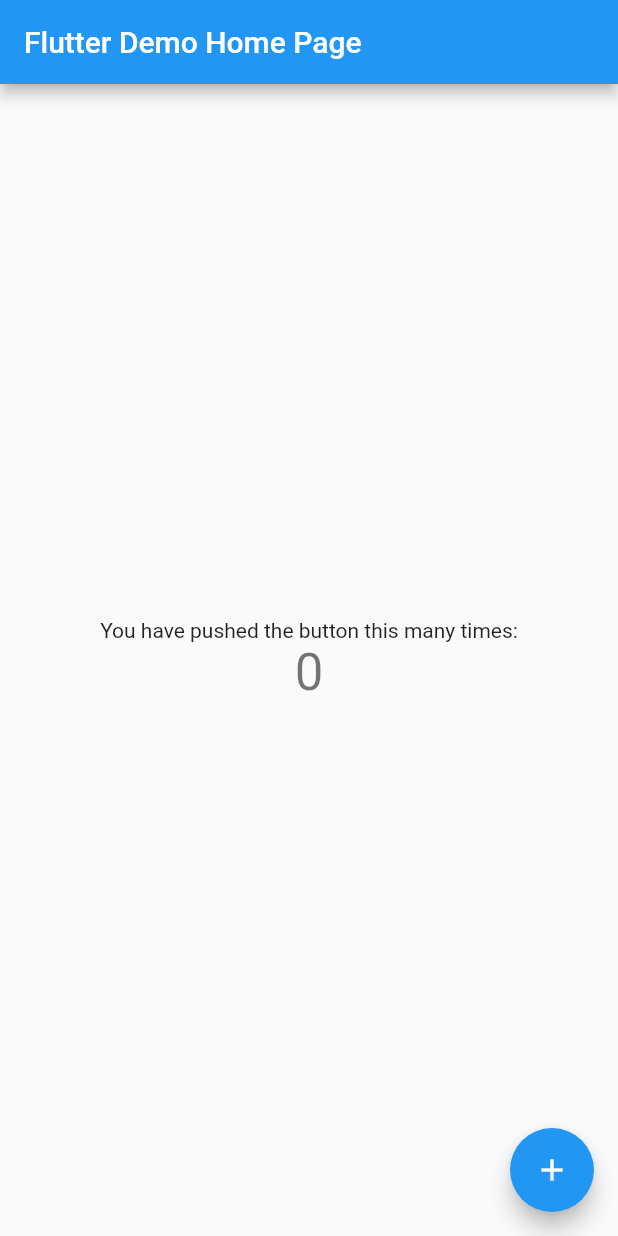
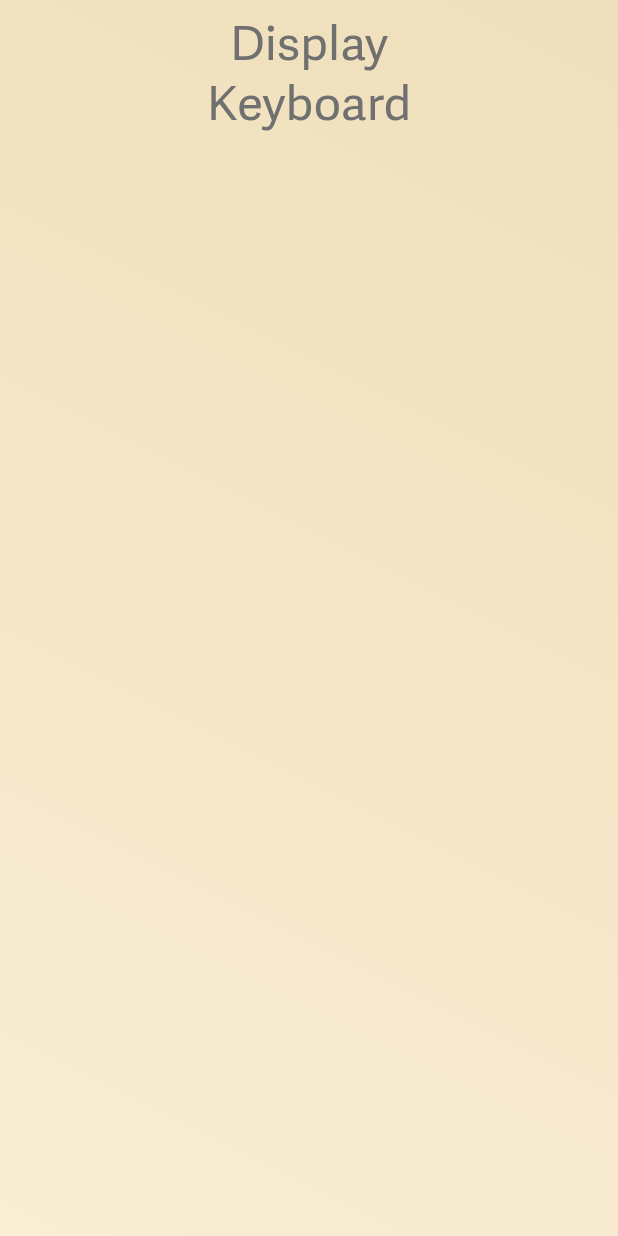
Before and after one commit to danylo-macelai/retro_calculator, a Flutter app: the screen it shows after launch, on a phone screen of 412 x 824 dp. Run offline on Flutter 3.47's test engine with Material 2 defaults, Android fonts, the phone set to English and light mode, and no system bars.

Commit message:
Added assets retro_calculator

```diff
--- a/lib/main.dart
+++ b/lib/main.dart
@@ -1,117 +1,46 @@
 import 'package:flutter/material.dart';
+import 'package:flutter/services.dart';
+
+import 'package:retro_calculator/screens/calculator_screen.dart';
+import 'package:retro_calculator/utils/constant.dart';
 
 void main() {
   runApp(MyApp());
 }
 
 class MyApp extends StatelessWidget {
-  // This widget is the root of your application.
   @override
   Widget build(BuildContext context) {
+    SystemChrome.setSystemUIOverlayStyle(SystemUiOverlayStyle(
+      statusBarColor: Colors.transparent,
+    ));
+    SystemChrome.setPreferredOrientations([
+      DeviceOrientation.portraitUp,
+    ]);
     return MaterialApp(
-      title: 'Flutter Demo',
+      debugShowCheckedModeBanner: false,
+      title: 'Retro Calculator',
       theme: ThemeData(
-        // This is the theme of your application.
-        //
-        // Try running your application with "flutter run". You'll see the
-        // application has a blue toolbar. Then, without quitting the app, try
-        // changing the primarySwatch below to Colors.green and then invoke
-        // "hot reload" (press "r" in the console where you ran "flutter run",
-        // or simply save your changes to "hot reload" in a Flutter IDE).
-        // Notice that the counter didn't reset back to zero; the application
-        // is not restarted.
+        visualDensity: VisualDensity.adaptivePlatformDensity,
         primarySwatch: Colors.blue,
-        // This makes the visual density adapt to the platform that you run
-        // the app on. For desktop platforms, the controls will be smaller and
-        // closer together (more dense) than on mobile platforms.
-        visualDensity: VisualDensity.adaptivePlatformDensity,
+        primaryColor: mPrimaryColor,
+        accentColor: mAccentColor,
+        scaffoldBackgroundColor: mBackgroundColor,
+        fontFamily: 'AdelleSans',
+        textTheme: ThemeData.light().textTheme.copyWith(
+              bodyText2: TextStyle(
+                fontSize: 32.0,
+                color: Color(0XFF707070),
+                fontWeight: FontWeight.w400,
+              ),
+            ),
+        appBarTheme: ThemeData.light().appBarTheme.copyWith(
+              color: Colors.transparent,
+              brightness: Brightness.light,
+              elevation: 0,
+            ),
       ),
-      home: MyHomePage(title: 'Flutter Demo Home Page'),
+      home: CalculatorScreen(),
     );
   }
 }
-
-class MyHomePage extends StatefulWidget {
-  MyHomePage({Key key, this.title}) : super(key: key);
-
-  // This widget is the home page of your application. It is stateful, meaning
-  // that it has a State object (defined below) that contains fields that affect
-  // how it looks.
-
-  // This class is the configuration for the state. It holds the values (in this
-  // case the title) provided by the parent (in this case the App widget) and
-  // used by the build method of the State. Fields in a Widget subclass are
-  // always marked "final".
-
-  final String title;
-
-  @override
-  _MyHomePageState createState() => _MyHomePageState();
-}
-
-class _MyHomePageState extends State<MyHomePage> {
-  int _counter = 0;
-
-  void _incrementCounter() {
-    setState(() {
-      // This call to setState tells the Flutter framework that something has
-      // changed in this State, which causes it to rerun the build method below
-      // so that the display can reflect the updated values. If we changed
-      // _counter without calling setState(), then the build method would not be
-      // called again, and so nothing would appear to happen.
-      _counter++;
-    });
-  }
-
-  @override
-  Widget build(BuildContext context) {
-    // This method is rerun every time setState is called, for instance as done
-    // by the _incrementCounter method above.
-    //
-    // The Flutter framework has been optimized to make rerunning build methods
-    // fast, so that you can just rebuild anything that needs updating rather
-    // than having to individually change instances of widgets.
-    return Scaffold(
-      appBar: AppBar(
-        // Here we take the value from the MyHomePage object that was created by
-        // the App.build method, and use it to set our appbar title.
-        title: Text(widget.title),
-      ),
-      body: Center(
-        // Center is a layout widget. It takes a single child and positions it
-        // in the middle of the parent.
-        child: Column(
-          // Column is also a layout widget. It takes a list of children and
-          // arranges them vertically. By default, it sizes itself to fit its
-          // children horizontally, and tries to be as tall as its parent.
-          //
-          // Invoke "debug painting" (press "p" in the console, choose the
-          // "Toggle Debug Paint" action from the Flutter Inspector in Android
-          // Studio, or the "Toggle Debug Paint" command in Visual Studio Code)
-          // to see the wireframe for each widget.
-          //
-          // Column has various properties to control how it sizes itself and
-          // how it positions its children. Here we use mainAxisAlignment to
-          // center the children vertically; the main axis here is the vertical
-          // axis because Columns are vertical (the cross axis would be
-          // horizontal).
-          mainAxisAlignment: MainAxisAlignment.center,
-          children: <Widget>[
-            Text(
-              'You have pushed the button this many times:',
-            ),
-            Text(
-              '$_counter',
-              style: Theme.of(context).textTheme.headline4,
-            ),
-          ],
-        ),
-      ),
-      floatingActionButton: FloatingActionButton(
-        onPressed: _incrementCounter,
-        tooltip: 'Increment',
-        child: Icon(Icons.add),
-      ), // This trailing comma makes auto-formatting nicer for build methods.
-    );
-  }
-}
--- /dev/null
+++ b/lib/screens/calculator_screen.dart
@@ -0,0 +1,37 @@
+import 'package:flutter/material.dart';
+import 'package:retro_calculator/utils/constant.dart';
+
+class CalculatorScreen extends StatefulWidget {
+  @override
+  _CalculatorScreenState createState() => _CalculatorScreenState();
+}
+
+class _CalculatorScreenState extends State<CalculatorScreen> {
+  @override
+  Widget build(BuildContext context) {
+    return Scaffold(
+      body: SafeArea(
+        child: Container(
+          padding: EdgeInsets.all(12.0),
+          width: double.maxFinite,
+          decoration: BoxDecoration(
+            gradient: LinearGradient(
+              colors: [
+                mBackgroundColor,
+                mPrimaryColor,
+              ],
+              begin: Alignment.topRight,
+              end: Alignment.bottomLeft,
+            ),
+          ),
+          child: Column(
+            children: [
+              Text('Display'),
+              Text('Keyboard'),
+            ],
+          ),
+        ),
+      ),
+    );
+  }
+}
--- /dev/null
+++ b/lib/utils/constant.dart
@@ -0,0 +1,5 @@
+import 'package:flutter/material.dart';
+
+const mPrimaryColor = Color(0xFFF9EDD3);
+const mAccentColor = Color(0xFF707070);
+const mBackgroundColor = Color(0xFFEFDFBB);
```
Also changed, not shown: pubspec.yaml (+11 -1 lines), assets/fontes/AdelleSans-Regular.ttf (added), assets/fontes/AdelleSans-SemiBold.ttf (added), assets/fontes/Raleway-SemiBold.ttf (added).
